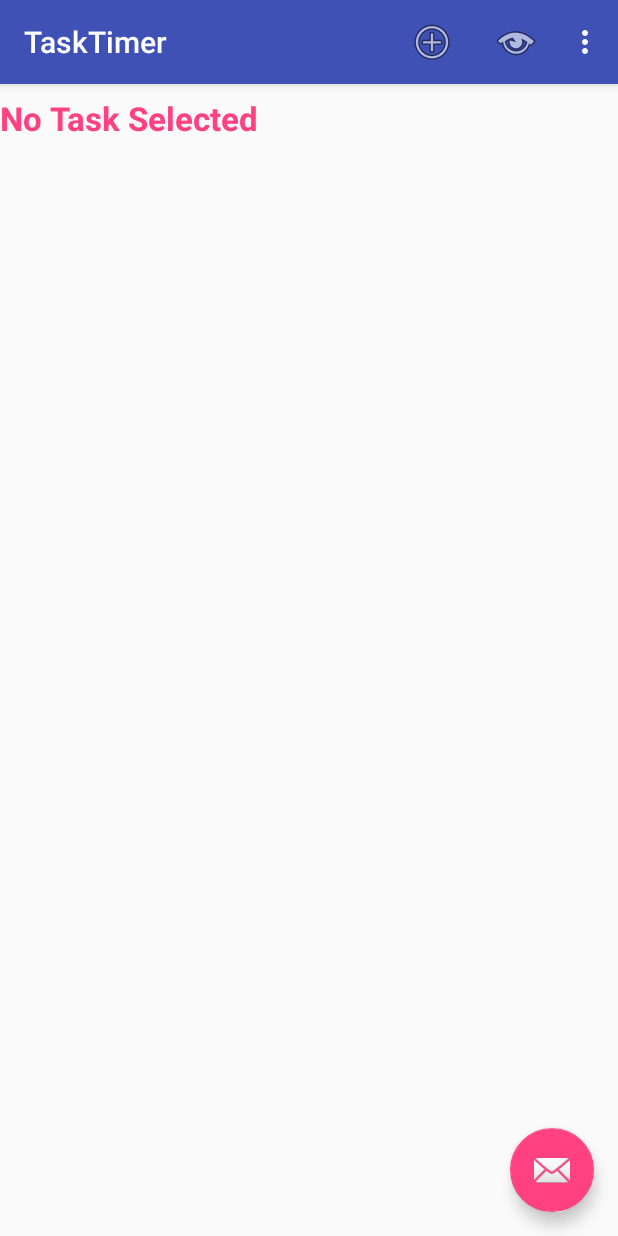
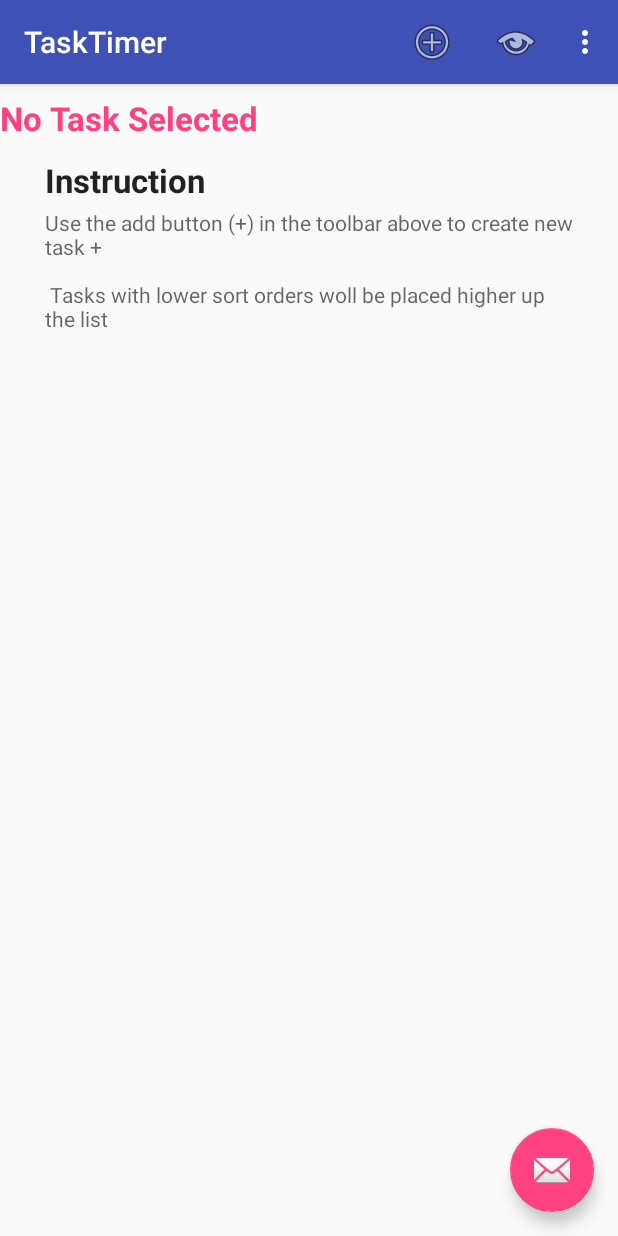
Before and after one commit to moodi1999/TaskTimer, an Android app: the screen it shows after launch (MainActivity), on a phone screen of 412 x 824 dp. Run offline under Robolectric (Android 15) with nearby library versions, the phone set to English and light mode, and no system bars; 1 statement that could not run was skipped.

Commit message:
finnish showing items in recycler view going to work on on click listeners

```diff
--- a/app/src/main/java/com/example/ahmadreza/tasktimer/AddEditActivityFragment.kt
+++ b/app/src/main/java/com/example/ahmadreza/tasktimer/AddEditActivityFragment.kt
@@ -89,7 +89,7 @@ class AddEditActivityFragment : Fragment() {
                         values.run {
                             put(TaskContract.Columns.TASKS_NAME, edt_name.text!!.toString())
                             put(TaskContract.Columns.TASKS_DESCRIPTION, edt_disc.text!!.toString())
-                            put(TaskContract.Columns.TASK_SORTORDER, edt_sort.text!!.toString())
+                            put(TaskContract.Columns.TASK_SORTORDER, so)
                             contentres.insert(TaskContract.CONTENT_URI, values)
                         }
                     }
--- /dev/null
+++ b/app/src/main/java/com/example/ahmadreza/tasktimer/CursorRecyclerViewAdaptor.kt
@@ -0,0 +1,91 @@
+package com.example.ahmadreza.tasktimer
+
+import android.annotation.SuppressLint
+import android.database.Cursor
+import android.support.v7.widget.RecyclerView
+import android.util.Log
+import android.view.LayoutInflater
+import android.view.View
+import android.view.ViewGroup
+import android.widget.ImageButton
+import android.widget.TextView
+import android.widget.Toast
+import kotlinx.android.synthetic.main.task_list_item.view.*
+
+internal class CursorRecyclerViewAdaptor(var cursor: Cursor?) : RecyclerView.Adapter<CursorRecyclerViewAdaptor.TaskViewHolder>() {
+
+    init {
+        Log.d("CursorRecyclerViewAdapt", "initt: ")
+    }
+
+    override fun onCreateViewHolder(parent: ViewGroup, i: Int): TaskViewHolder {
+        Log.d("CursorRecyclerViewAdapt", "onCreateViewHolder: new view requested")
+        val view = LayoutInflater.from(parent.context).inflate(R.layout.task_list_item, parent, false)
+        return TaskViewHolder(view)
+    }
+
+    @SuppressLint("SetTextI18n")
+    override fun onBindViewHolder(holder: TaskViewHolder, i: Int) {
+        Log.e("CursorRecyclerViewAdapt", "onBindViewHolder :::: Start")
+
+        if (cursor == null || cursor?.count == 0){
+            Log.d("CursorRecyclerViewAdapt", "onBindViewHolder: providing instruction")
+            holder.name.text = "Instruction"
+            holder.desc.text = "Use the add button (+) in the toolbar above to create new task + " +
+                    "\n\n Tasks with lower sort orders woll be placed higher up the list"
+            holder.editButton.visibility = View.GONE
+            holder.deleteButton.visibility = View.GONE
+        }else{
+            if (!cursor!!.moveToPosition(i)){
+                throw IllegalStateException("Couldnt move cursor to position $i")
+            }
+            holder.name.text = cursor!!.getString(cursor!!.getColumnIndex(TaskContract.Columns.TASKS_NAME))
+            holder.desc.text = cursor!!.getString(cursor!!.getColumnIndex(TaskContract.Columns.TASKS_DESCRIPTION))
+            holder.editButton.visibility = View.VISIBLE //TODO add on click listener
+            holder.deleteButton.visibility = View.VISIBLE // TODO add on click listener
+        }
+    }
+
+    override fun getItemCount(): Int {
+        return if(cursor == null || cursor!!.count == 0) 1 else cursor!!.count
+    }
+
+    /**
+     * swap in new Cursor , returning the cursor
+     * the returnd old cursor is <em>not</em> close
+     *
+     * @param cursor the new cursor to be used
+     * @return Rturns the perviesly set Cursor , or null if there wasn't one.
+     * If the givdm new Cursor is same instance as the previously set
+     * Cursor, null is also returned.
+     * */
+    fun swapCursor(newcursor: Cursor?): Cursor? {
+        if (cursor == newcursor){
+            return null
+        }
+
+        val oldCursor = cursor
+        cursor = newcursor
+        if (newcursor != null){
+            // notify the observers about the new cursor
+            notifyDataSetChanged()
+        }else{
+            // notify the observers about the lack of a data set
+            notifyItemRangeRemoved(0, itemCount)
+        }
+
+        return oldCursor
+    }
+
+    internal class TaskViewHolder(itemView: View) : RecyclerView.ViewHolder(itemView) {
+        val name = itemView.tli_name
+        val desc = itemView.tli_disceription
+        val editButton = itemView.tli_edit
+        val deleteButton = itemView.tli_delete
+    }
+
+    companion object {
+
+        private val TAG = "CursorRecyclerViewAdapt"
+    }
+}
--- a/app/src/main/java/com/example/ahmadreza/tasktimer/MainActivityFragment.kt
+++ b/app/src/main/java/com/example/ahmadreza/tasktimer/MainActivityFragment.kt
@@ -6,6 +6,8 @@ import android.os.Bundle
 import android.support.v4.app.LoaderManager
 import android.support.v4.content.CursorLoader
 import android.support.v4.content.Loader
+import android.support.v7.widget.LinearLayoutManager
+import android.support.v7.widget.RecyclerView
 import android.util.Log
 import android.view.LayoutInflater
 import android.view.View
@@ -21,7 +23,10 @@ class MainActivityFragment : Fragment() , LoaderManager.LoaderCallbacks<Cursor>{
         val LoaderId = 0
     }
 
+    internal var mAdaptor: CursorRecyclerViewAdaptor? = null
+
     override fun onActivityCreated(savedInstanceState: Bundle?) {
+        Log.d("MainActivityFragment", "onActivityCreated: created")
         super.onActivityCreated(savedInstanceState)
         loaderManager.initLoader(LoaderId, null, this)
     }
@@ -31,7 +36,7 @@ class MainActivityFragment : Fragment() , LoaderManager.LoaderCallbacks<Cursor>{
         val projection = arrayOf(TaskContract.Columns._ID, TaskContract.Columns.TASKS_NAME,
                 TaskContract.Columns.TASKS_DESCRIPTION, TaskContract.Columns.TASK_SORTORDER)
 
-        val sortOrder = TaskContract.Columns.TASK_SORTORDER + "," + TaskContract.Columns.TASKS_NAME
+        val sortOrder = TaskContract.Columns.TASK_SORTORDER + "," + TaskContract.Columns.TASKS_NAME + " COLLATE NOCASE"
 
         when (p0){
             LoaderId -> {
@@ -51,26 +56,26 @@ class MainActivityFragment : Fragment() , LoaderManager.LoaderCallbacks<Cursor>{
 
     override fun onLoadFinished(p0: Loader<Cursor>, p1: Cursor?) {
         Log.e("MainActivityFragment", "onLoadFinished :::: Start")
-        var count = -1
-
-        if (p1 != null){
-            while (p1.moveToNext()){
-                for (i in 0 until p1.columnCount){
-                    Log.d("MainActivityFragment", "onLoadFinished: ${p1.getColumnName(i)} : ${p1.getString(i)}")
-                }
-                Log.d("MainActivityFragment", "onLoadFinished: ===================")
-            }
-            count = p1.count
-        }
+        mAdaptor!!.swapCursor(p1!!)
+        var count = mAdaptor!!.itemCount
         Log.d("MainActivityFragment", "onLoadFinished: count is $count")
     }
 
     override fun onLoaderReset(p0: Loader<Cursor>) {
-        TODO("not implemented") //To change body of created functions use File | Settings | File Templates.
+        Log.d("MainActivityFragment", "onLoaderReset: start")
+        mAdaptor!!.swapCursor(null)
     }
 
     override fun onCreateView(inflater: LayoutInflater, container: ViewGroup?,
                               savedInstanceState: Bundle?): View? {
-        return inflater.inflate(R.layout.fragment_main, container, false)
+        val view = inflater.inflate(R.layout.fragment_main, container, false)
+        var recyclerView = view.findViewById<RecyclerView>(R.id.task_list)
+        recyclerView.layoutManager = LinearLayoutManager(context)
+
+        mAdaptor = CursorRecyclerViewAdaptor(null)
+        recyclerView.adapter = mAdaptor
+
+        Log.d("MainActivityFragment", "onCreateView: returning ")
+        return view
     }
 }
--- a/app/src/main/res/values/strings.xml
+++ b/app/src/main/res/values/strings.xml
@@ -14,4 +14,6 @@
     <string name="addedit_sort_hint">Order: sort low to high</string>
     <string name="addedit_save_text">Save</string>
     <string name="title_activity_add_edit">AddEditActivity</string>
+    <string name="Instruction">AddEditActivity</string>
+    <string name="Instruction4">instruction2</string>
 </resources>
```
Also changed, not shown: app/src/main/java/com/example/ahmadreza/tasktimer/AppProvider.kt (+32 -6 lines).
